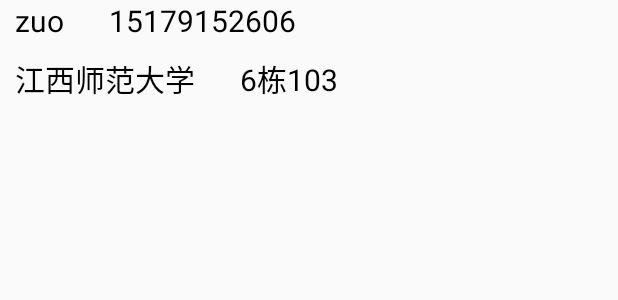
After one commit to casualleftZ/shousi-master, an Android app: the layout list_adress.xml on its own in the app's theme, with its tools: preview values and no code run, on a phone screen of 412 x 824 dp. The commit adds this screen. Shown: the top 300 px of the screen. Run offline under Robolectric (Android 15) with nearby library versions, the light colour scheme and no system bars.

```diff
--- a/app/src/main/res/layout/activity_myadress.xml
+++ b/app/src/main/res/layout/activity_myadress.xml
@@ -84,6 +84,10 @@
         </TableRow>
 
     </TableLayout>
+
+    <ListView
+            android:layout_width="wrap_content"
+            android:layout_height="wrap_content"></ListView>
     <Button
             android:layout_width="fill_parent"
             android:layout_height="wrap_content"
--- /dev/null
+++ b/app/src/main/res/layout/list_adress.xml
@@ -0,0 +1,47 @@
+<?xml version="1.0" encoding="utf-8"?>
+<LinearLayout xmlns:android="http://schemas.android.com/apk/res/android"
+              android:layout_width="match_parent"
+              android:layout_height="match_parent"
+              android:orientation="vertical">
+
+   <LinearLayout
+           android:layout_width="wrap_content"
+           android:layout_height="wrap_content"
+           android:orientation="horizontal">
+       <TextView
+               android:layout_width="wrap_content"
+               android:layout_height="wrap_content"
+               android:text="zuo"
+               android:textColor="#000000"
+               android:textSize="20sp"
+               android:layout_marginLeft="10dp"/>
+       <TextView
+               android:layout_width="wrap_content"
+               android:layout_height="wrap_content"
+               android:text="15179152606"
+               android:textColor="#000000"
+               android:textSize="20sp"
+               android:layout_marginLeft="30dp"/>
+   </LinearLayout>
+    <LinearLayout
+            android:layout_width="wrap_content"
+            android:layout_height="wrap_content"
+            android:orientation="horizontal"
+            android:layout_marginTop="10dp">
+    <TextView
+            android:layout_width="wrap_content"
+            android:layout_height="wrap_content"
+            android:text="江西师范大学"
+            android:textColor="#000000"
+            android:textSize="20sp"
+            android:layout_marginLeft="10dp"/>
+    <TextView
+            android:layout_width="wrap_content"
+            android:layout_height="wrap_content"
+            android:text="6栋103"
+            android:textColor="#000000"
+            android:textSize="20sp"
+            android:layout_marginLeft="30dp"/>
+
+</LinearLayout>
+</LinearLayout>
```
Also changed, not shown: app/src/main/java/comqwera/mingrisoft/shousi/activity/activity/AddadressActivity.java (+6 -4 lines).
